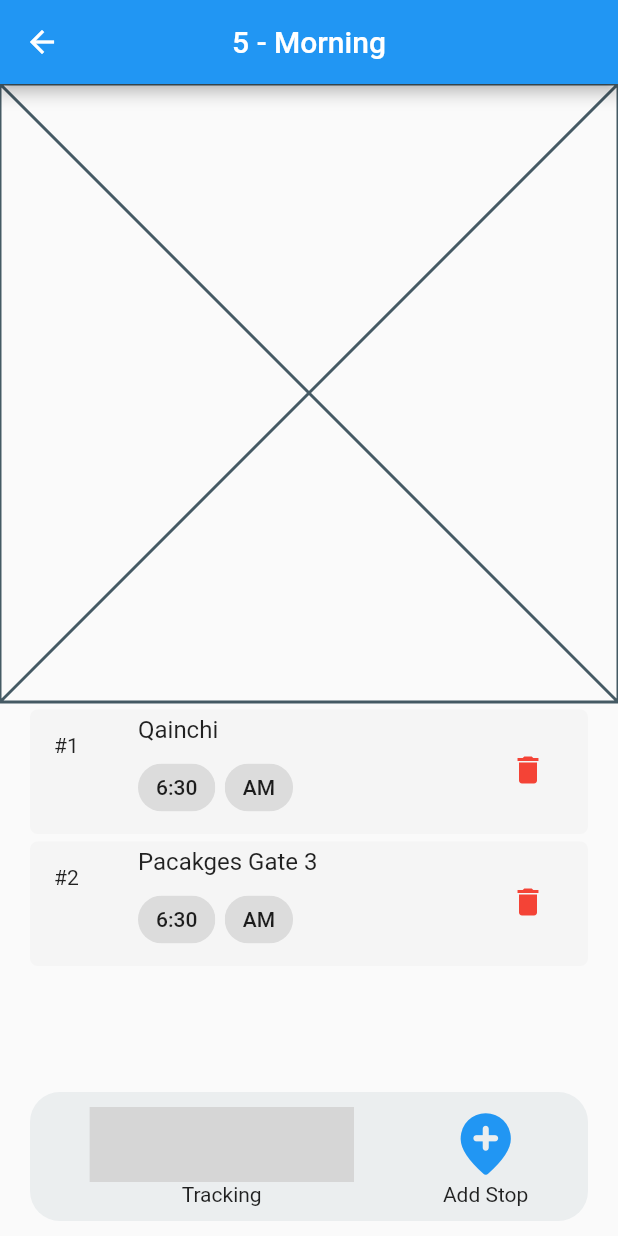
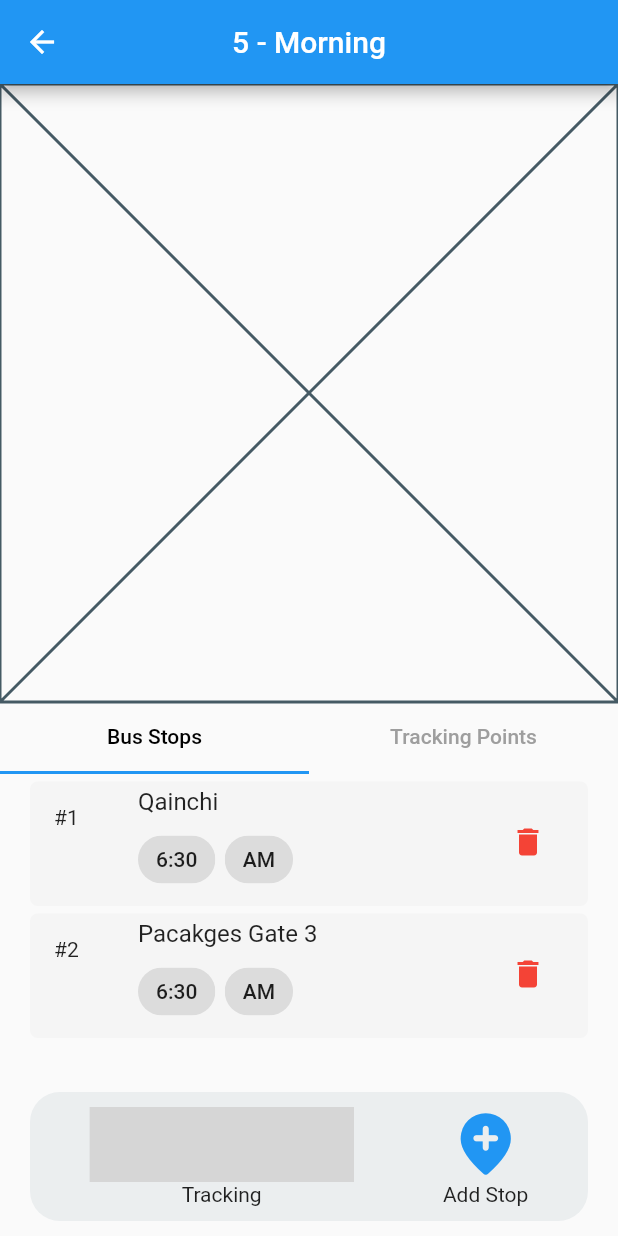
Before and after one commit to salmannaeem112215/tracking_route_app, a Flutter app: the screen it shows after launch, after a tap on "tracking", on a phone screen of 412 x 824 dp. Run offline on Flutter 3.47's test engine with Material 2 defaults, Android fonts, the phone set to English and light mode, and no system bars; drawn by our look-alikes of rive; our stand-ins replace flutter_slidable; grey boxes are pictures that could not be loaded.

Commit message:
Added Tabs

```diff
--- a/lib/screen/home/components/track_tile.dart
+++ b/lib/screen/home/components/track_tile.dart
@@ -3,9 +3,7 @@ import 'package:flutter_slidable/flutter_slidable.dart';
 import 'package:provider/provider.dart';
 import 'package:tracking_route_app/screen/home/components/track_tile_front.dart';
 
-import '../../../data/track.dart';
 import '../../../data/tracks.dart';
-import '../../tracking/tracking_screen.dart';
 
 class TrackTile extends StatelessWidget {
   const TrackTile({
--- a/lib/screen/home/components/track_tile_front.dart
+++ b/lib/screen/home/components/track_tile_front.dart
@@ -6,7 +6,7 @@ import '../../../components/text_with_widget.dart';
 import '../../../constants.dart';
 import '../../../data/track.dart';
 import '../../tracking/tracking_screen.dart';
-import 'track_tile_chips.dart';
+import './track_tile_chips.dart';
 
 class TrackTileFront extends StatelessWidget {
   const TrackTileFront({super.key, required this.index});
--- a/lib/screen/tracking/components/body.dart
+++ b/lib/screen/tracking/components/body.dart
@@ -3,6 +3,7 @@
 import 'package:flutter/material.dart';
 
 import './bus_stops.dart';
+import 'stop_track.dart';
 
 class Body extends StatelessWidget {
   const Body({super.key, required this.index});
@@ -18,23 +19,14 @@ class Body extends StatelessWidget {
 
     return SingleChildScrollView(
       child: SizedBox(
-        height: mapHeight + boxHeight + boxHeight,
+        height: mapHeight + boxHeight,
         child: Column(
           children: [
             SizedBox(
               height: mapHeight,
               child: const Placeholder(),
             ),
-            Container(
-              height: boxHeight,
-              child: BusStops(
-                index: index,
-              ),
-            ),
-            Container(
-              height: boxHeight,
-              child: const Placeholder(),
-            )
+            Container(height: boxHeight, child: StopTrack()),
           ],
         ),
       ),
--- /dev/null
+++ b/lib/screen/tracking/components/stop_track.dart
@@ -0,0 +1,37 @@
+import 'package:flutter/material.dart';
+import 'package:tracking_route_app/screen/tracking/components/bus_stops.dart';
+
+class StopTrack extends StatelessWidget {
+  const StopTrack({super.key});
+
+  @override
+  Widget build(BuildContext context) {
+    return DefaultTabController(
+      length: 2,
+      child: Column(
+        children: [
+          const TabBar(
+            labelColor: Colors.black,
+            unselectedLabelColor: Colors.grey,
+            tabs: [
+              Tab(text: "Bus Stops"),
+              Tab(text: "Tracking Points"),
+            ],
+          ),
+          Expanded(
+            child: TabBarView(
+              children: [
+                Container(
+                  child: BusStops(index: 1),
+                ),
+                Container(
+                  color: Colors.green,
+                ),
+              ],
+            ),
+          ),
+        ],
+      ),
+    );
+  }
+}
```
